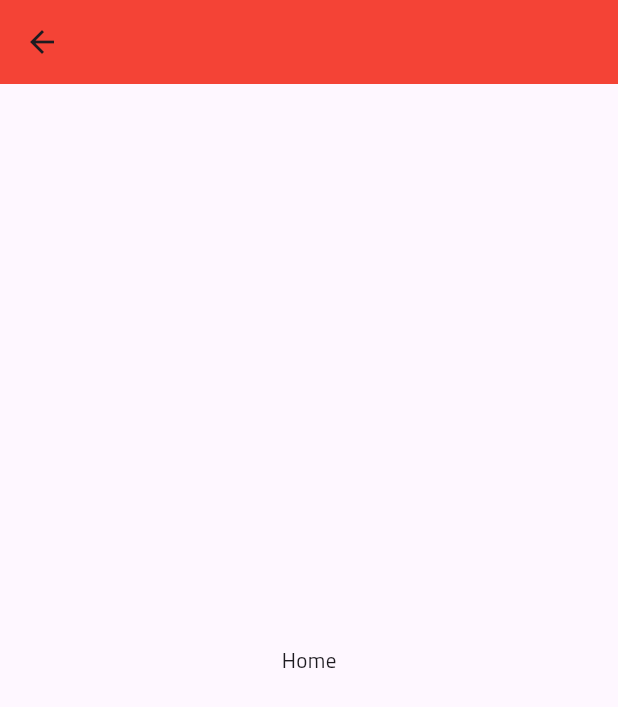
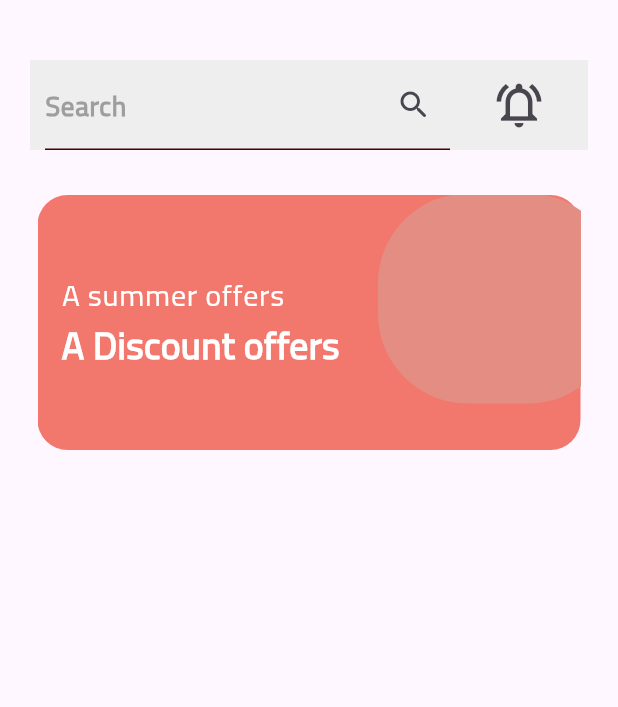
Before and after one commit to abdobassel/Ecommerce_Shop_full, a Flutter app: the MyHomePage screen opened by its route, on a phone screen of 412 x 824 dp. Shown: the top 707 px of the screen. Run offline on Flutter 3.47's test engine with Material 3 defaults, Android fonts, the phone set to English and light mode, and no system bars; our stand-ins replace dartz, flutter_conditional_rendering, flutter_otp_text_field, fluttertoast, font_awesome_flutter, get and 3 more; accounts and stored records are empty.

Commit message:
Home controller and refactor login controller sharedpref

```diff
--- a/lib/components/components.dart
+++ b/lib/components/components.dart
@@ -115,14 +115,16 @@ Widget DefaultTextForm({
 }) =>
     TextFormField(
       cursorColor: const Color.fromARGB(255, 39, 8, 8),
-      style:
-          const TextStyle(color: Color.fromARGB(255, 35, 19, 19), fontSize: 20),
+      style: const TextStyle(
+        color: Color.fromARGB(255, 35, 19, 19),
+        fontSize: 20,
+      ),
       onTap: onTap,
       onChanged: onchange,
       obscureText: isPassword,
       onFieldSubmitted: onSubmit,
       validator: validate,
-      textAlign: TextAlign.center,
+      textAlign: TextAlign.start,
       controller: controller,
       keyboardType: type,
       decoration: InputDecoration(
@@ -138,8 +140,11 @@ Widget DefaultTextForm({
             )),
         suffixText: suffxtext,
         labelStyle: const TextStyle(
-          color: Colors.grey,
-        ),
+            overflow: TextOverflow.clip,
+            color: Colors.grey,
+            fontSize: 18,
+            fontFamily: 'cairo',
+            fontWeight: FontWeight.w600),
         focusedBorder:
             UnderlineInputBorder(borderSide: BorderSide(color: Colors.grey)),
         enabledBorder: UnderlineInputBorder(
--- a/lib/controller/auth/login_controller.dart
+++ b/lib/controller/auth/login_controller.dart
@@ -2,6 +2,7 @@ import 'package:ecommerce_flutter/core/class/enum_statusrequest.dart';
 import 'package:ecommerce_flutter/core/constant/asset_images/routes.dart';
 import 'package:ecommerce_flutter/core/functions/handle_response.dart';
 import 'package:ecommerce_flutter/core/localization/change_local.dart';
+import 'package:ecommerce_flutter/core/services/services.dart';
 import 'package:ecommerce_flutter/data/datasource/remote/auth/login_data.dart';
 import 'package:flutter/material.dart';
 import 'package:get/get.dart';
@@ -28,7 +29,7 @@ class LoginControllerImplements extends LoginController {
   late GlobalKey<FormState> loginFormKey = GlobalKey<FormState>();
   StatusRequest? statusRequest;
   Map<String, dynamic> userData = {}; // user info
-
+  MyServices myservices = Get.find();
   @override
   login() async {
     if (loginFormKey.currentState!.validate()) {
@@ -47,11 +48,28 @@ class LoginControllerImplements extends LoginController {
           // إضافة البيانات المحولة إلى قائمة userData
           userData.addAll(responseData.values);*/
           userData = response['data'];
-          print(userData['username'] +
-              ' ' +
-              userData['created_at']); // سيطبع اسم المستخدم
+          print(userData['username']); // سيطبع اسم المستخدم
 
-          Get.offNamed(AppRoutes.home, arguments: userData);
+          // sharedpref save login for redirect home
+
+          myservices.sharedPreferences.setString('step', '2');
+
+          //save sharedpref user info
+          myservices.sharedPreferences
+              .setString('user_id', response['data']['id']);
+          myservices.sharedPreferences
+              .setString('username', response['data']['username']);
+          myservices.sharedPreferences
+              .setString('email', response['data']['email']);
+          myservices.sharedPreferences
+              .setString('phone', response['data']['phone']);
+
+          Get.offNamed(AppRoutes.home, arguments: {
+            "email": response['data']['email'],
+            "username": response['data']['username'],
+            "user_id": response['data']['user_id'],
+            "phone": response['data']['phone'],
+          });
         } else {
           Get.defaultDialog(
             title: 'Error Signup',
--- /dev/null
+++ b/lib/controller/home_controller.dart
@@ -0,0 +1,24 @@
+import 'package:ecommerce_flutter/core/services/services.dart';
+import 'package:get/get.dart';
+
+class HomeController extends GetxController {}
+
+class HomeControllerImpl extends HomeController {
+  MyServices myServices = Get.find(); // for useing sharedpref
+
+  String? username, email, phone, userId;
+
+  initialData() {
+    //  username = Get.arguments['username'].toString();
+    username = myServices.sharedPreferences.getString('username').toString();
+    email = myServices.sharedPreferences.getString('email').toString();
+    userId = myServices.sharedPreferences.getString('user_id').toString();
+    phone = myServices.sharedPreferences.getString('phone').toString();
+  }
+
+  @override
+  void onInit() {
+    initialData();
+    super.onInit();
+  }
+}
--- a/lib/core/middlewares/firstmiddleware.dart
+++ b/lib/core/middlewares/firstmiddleware.dart
@@ -10,6 +10,9 @@ class FirstMiddleWare extends GetMiddleware {
 
   @override
   RouteSettings? redirect(String? route) {
+    if (myServices.sharedPreferences.getString('step') == '2') {
+      return const RouteSettings(name: AppRoutes.home);
+    }
     if (myServices.sharedPreferences.getBool('onboard') == true) {
       return const RouteSettings(name: AppRoutes.login);
     }
--- a/lib/view/screens/home/home_screen.dart
+++ b/lib/view/screens/home/home_screen.dart
@@ -1,15 +1,60 @@
+import 'package:ecommerce_flutter/components/components.dart';
+import 'package:ecommerce_flutter/controller/home_controller.dart';
+import 'package:ecommerce_flutter/core/class/app_color.dart';
+import 'package:ecommerce_flutter/view/widgets/custom_text_field_search.dart';
 import 'package:flutter/material.dart';
+import 'package:get/get.dart';
 
 class MyHomePage extends StatelessWidget {
   const MyHomePage({super.key});
 
   @override
   Widget build(BuildContext context) {
+    HomeControllerImpl controller = Get.put(HomeControllerImpl());
     return Scaffold(
-      appBar: AppBar(
-        backgroundColor: Colors.red,
+      body: Padding(
+        padding: const EdgeInsets.all(20.0),
+        child: ListView(children: [
+          CustomSearchField(),
+          SizedBox(
+            height: 15,
+          ),
+          Container(
+            margin: EdgeInsets.symmetric(horizontal: 5, vertical: 5),
+            child: Stack(children: [
+              Container(
+                alignment: Alignment.center,
+                child: ListTile(
+                  title: Text('A summer offers',
+                      style: TextStyle(fontSize: 20, color: Colors.white)),
+                  subtitle: Text('A Discount offers',
+                      style: TextStyle(
+                          fontSize: 25,
+                          fontWeight: FontWeight.w600,
+                          color: Colors.white)),
+                ),
+                height: 170,
+                width: double.infinity,
+                decoration: BoxDecoration(
+                  borderRadius: BorderRadius.circular(20),
+                  color: AppColor.primary,
+                ),
+              ),
+              Positioned(
+                  top: -1,
+                  right: -25,
+                  child: Container(
+                    height: 140,
+                    width: 160,
+                    decoration: BoxDecoration(
+                      borderRadius: BorderRadius.circular(60),
+                      color: Color.fromARGB(255, 228, 142, 131),
+                    ),
+                  )),
+            ]),
+          ),
+        ]),
       ),
-      body: Center(child: Text('Home')),
     );
   }
 }
--- /dev/null
+++ b/lib/view/widgets/custom_text_field_search.dart
@@ -0,0 +1,47 @@
+import 'package:ecommerce_flutter/components/components.dart';
+import 'package:flutter/material.dart';
+import 'package:font_awesome_flutter/font_awesome_flutter.dart';
+
+class CustomSearchField extends StatelessWidget {
+  CustomSearchField({super.key});
+  var searchController = TextEditingController();
+  @override
+  Widget build(BuildContext context) {
+    return Container(
+      margin: EdgeInsets.only(top: 20, bottom: 10),
+      padding: EdgeInsets.symmetric(horizontal: 10),
+      height: 60,
+      width: double.infinity,
+      color: Colors.grey[200],
+      child: Row(
+        mainAxisAlignment: MainAxisAlignment.start,
+        mainAxisSize: MainAxisSize.min,
+        children: [
+          Expanded(
+            child: DefaultTextForm(
+              onchange: (value) {},
+              controller: searchController,
+              labeltext: 'Search',
+              type: TextInputType.text,
+              suffixIcon: Icons.search_rounded,
+              //
+            ),
+          ),
+          SizedBox(
+            width: 10,
+          ),
+          Container(
+            color: Colors.grey[150],
+            padding: EdgeInsets.symmetric(horizontal: 10),
+            child: IconButton(
+                onPressed: () {},
+                icon: Icon(
+                  Icons.notifications_on_outlined,
+                  size: 36,
+                )),
+          ),
+        ],
+      ),
+    );
+  }
+}
```
